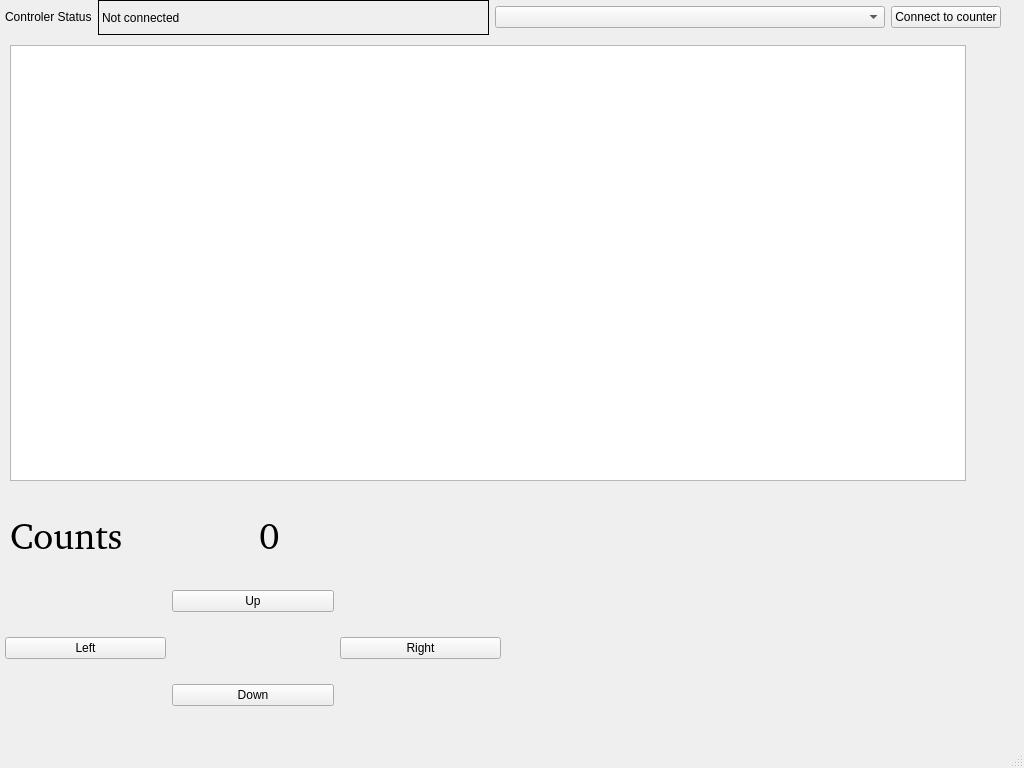
Qt form diamondgui.ui (CQTools/Diamond_scan) before a commit.
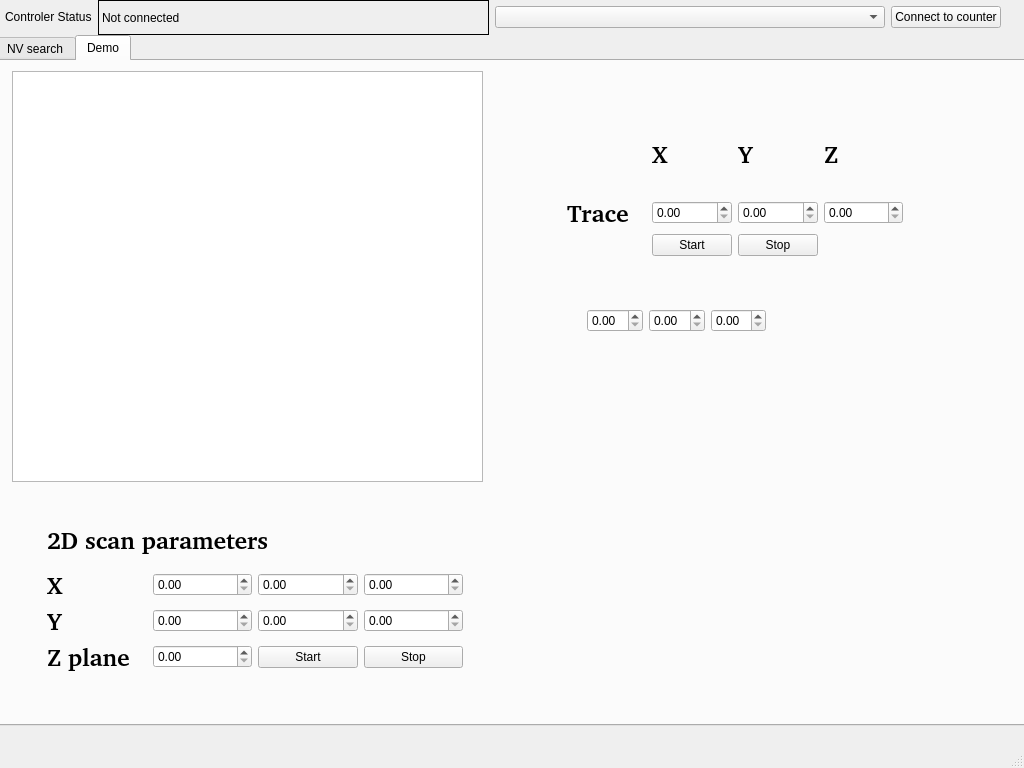
The same form after that commit. The open tabs and pages were chosen to show the change. Custom widgets are drawn as their Qt base class.

Commit message: Added tabbed demo section

```diff
--- a/diamondgui.ui
+++ b/diamondgui.ui
@@ -56,11 +56,37 @@
      </item>
     </layout>
    </widget>
+   <widget class="QTabWidget" name="tabWidget">
+    <property name="geometry">
+     <rect>
+      <x>-5</x>
+      <y>35</y>
+      <width>1031</width>
+      <height>691</height>
+     </rect>
+    </property>
+    <property name="currentIndex">
+     <number>0</number>
+    </property>
+    <widget class="QWidget" name="tab">
+     <attribute name="title">
+      <string>NV search</string>
+     </attribute>
+     <widget class="ImageView" name="imageview">
+      <property name="geometry">
+       <rect>
+        <x>10</x>
+        <y>0</y>
+        <width>956</width>
+        <height>436</height>
+       </rect>
+      </property>
+     </widget>
    <widget class="QWidget" name="gridLayoutWidget">
     <property name="geometry">
      <rect>
-      <x>5</x>
-      <y>580</y>
+        <x>10</x>
+        <y>515</y>
       <width>496</width>
       <height>136</height>
      </rect>
@@ -159,10 +185,10 @@
    <widget class="QWidget" name="horizontalLayoutWidget_2">
     <property name="geometry">
      <rect>
-      <x>10</x>
-      <y>495</y>
-      <width>491</width>
-      <height>80</height>
+        <x>5</x>
+        <y>435</y>
+        <width>981</width>
+        <height>46</height>
      </rect>
     </property>
     <layout class="QHBoxLayout" name="horizontalLayout_6">
@@ -192,17 +218,293 @@
        </property>
       </widget>
      </item>
-    </layout>
-   </widget>
-   <widget class="ImageView" name="imageview">
+       <item>
+        <widget class="QLabel" name="label_optical_freq_5">
+         <property name="font">
+          <font>
+           <family>Noto Sans [unknown]</family>
+           <pointsize>28</pointsize>
+          </font>
+         </property>
+         <property name="text">
+          <string>Max count</string>
+         </property>
+        </widget>
+       </item>
+       <item>
+        <widget class="QLabel" name="label_count_2">
+         <property name="font">
+          <font>
+           <family>Noto Sans [unknown]</family>
+           <pointsize>28</pointsize>
+          </font>
+         </property>
+         <property name="text">
+          <string>0</string>
+         </property>
+        </widget>
+       </item>
+      </layout>
+     </widget>
+     <widget class="QSlider" name="zSlider">
     <property name="geometry">
      <rect>
       <x>10</x>
-      <y>45</y>
-      <width>956</width>
-      <height>436</height>
-     </rect>
-    </property>
+        <y>490</y>
+        <width>411</width>
+        <height>18</height>
+       </rect>
+      </property>
+      <property name="value">
+       <number>50</number>
+      </property>
+      <property name="orientation">
+       <enum>Qt::Horizontal</enum>
+      </property>
+     </widget>
+    </widget>
+    <widget class="QWidget" name="tab_2">
+     <attribute name="title">
+      <string>Demo</string>
+     </attribute>
+     <widget class="MatplotlibWidget" name="plotwidget">
+      <property name="geometry">
+       <rect>
+        <x>15</x>
+        <y>10</y>
+        <width>471</width>
+        <height>411</height>
+       </rect>
+      </property>
+     </widget>
+     <widget class="QWidget" name="verticalLayoutWidget">
+      <property name="geometry">
+       <rect>
+        <x>50</x>
+        <y>455</y>
+        <width>416</width>
+        <height>156</height>
+       </rect>
+      </property>
+      <layout class="QVBoxLayout" name="verticalLayout_4">
+       <item>
+        <widget class="QLabel" name="label_5">
+         <property name="font">
+          <font>
+           <family>Noto Sans [unknown]</family>
+           <pointsize>18</pointsize>
+           <weight>75</weight>
+           <bold>true</bold>
+          </font>
+         </property>
+         <property name="text">
+          <string>2D scan parameters</string>
+         </property>
+        </widget>
+       </item>
+       <item>
+        <layout class="QGridLayout" name="gridLayout_4">
+         <item row="0" column="2">
+          <widget class="QDoubleSpinBox" name="xstopSpinBox"/>
+         </item>
+         <item row="2" column="1">
+          <widget class="QDoubleSpinBox" name="zplaneSpinBox"/>
+         </item>
+         <item row="0" column="1">
+          <widget class="QDoubleSpinBox" name="xstartSpinBox"/>
+         </item>
+         <item row="1" column="2">
+          <widget class="QDoubleSpinBox" name="ystopSpinBox"/>
+         </item>
+         <item row="1" column="1">
+          <widget class="QDoubleSpinBox" name="ystartSpinBox"/>
+         </item>
+         <item row="0" column="3">
+          <widget class="QDoubleSpinBox" name="xstepSpinBox"/>
+         </item>
+         <item row="1" column="3">
+          <widget class="QDoubleSpinBox" name="ystepSpinBox"/>
+         </item>
+         <item row="0" column="0">
+          <widget class="QLabel" name="label">
+           <property name="font">
+            <font>
+             <family>Noto Sans [unknown]</family>
+             <pointsize>18</pointsize>
+             <weight>75</weight>
+             <bold>true</bold>
+            </font>
+           </property>
+           <property name="text">
+            <string>X</string>
+           </property>
+          </widget>
+         </item>
+         <item row="1" column="0">
+          <widget class="QLabel" name="label_2">
+           <property name="font">
+            <font>
+             <family>Noto Sans [unknown]</family>
+             <pointsize>18</pointsize>
+             <weight>75</weight>
+             <bold>true</bold>
+            </font>
+           </property>
+           <property name="text">
+            <string>Y</string>
+           </property>
+          </widget>
+         </item>
+         <item row="2" column="0">
+          <widget class="QLabel" name="label_3">
+           <property name="font">
+            <font>
+             <family>Noto Sans [unknown]</family>
+             <pointsize>18</pointsize>
+             <weight>75</weight>
+             <bold>true</bold>
+            </font>
+           </property>
+           <property name="text">
+            <string>Z plane</string>
+           </property>
+          </widget>
+         </item>
+         <item row="2" column="2">
+          <widget class="QPushButton" name="scanstartbtn">
+           <property name="text">
+            <string>Start</string>
+           </property>
+          </widget>
+         </item>
+         <item row="2" column="3">
+          <widget class="QPushButton" name="scanstopbtn">
+           <property name="text">
+            <string>Stop</string>
+           </property>
+          </widget>
+         </item>
+        </layout>
+       </item>
+      </layout>
+     </widget>
+     <widget class="QWidget" name="gridLayoutWidget_3">
+      <property name="geometry">
+       <rect>
+        <x>570</x>
+        <y>55</y>
+        <width>336</width>
+        <height>140</height>
+       </rect>
+      </property>
+      <layout class="QGridLayout" name="gridLayout_5">
+       <item row="3" column="2">
+        <widget class="QPushButton" name="tracestopbtn">
+         <property name="text">
+          <string>Stop</string>
+         </property>
+        </widget>
+       </item>
+       <item row="0" column="2">
+        <widget class="QLabel" name="label_9">
+         <property name="font">
+          <font>
+           <family>Noto Sans [unknown]</family>
+           <pointsize>18</pointsize>
+           <weight>75</weight>
+           <bold>true</bold>
+          </font>
+         </property>
+         <property name="text">
+          <string>Y</string>
+         </property>
+        </widget>
+       </item>
+       <item row="3" column="1">
+        <widget class="QPushButton" name="tracestartbtn">
+         <property name="text">
+          <string>Start</string>
+         </property>
+        </widget>
+       </item>
+       <item row="1" column="2">
+        <widget class="QDoubleSpinBox" name="ytraceSpinBox"/>
+       </item>
+       <item row="0" column="3">
+        <widget class="QLabel" name="label_10">
+         <property name="font">
+          <font>
+           <family>Noto Sans [unknown]</family>
+           <pointsize>18</pointsize>
+           <weight>75</weight>
+           <bold>true</bold>
+          </font>
+         </property>
+         <property name="text">
+          <string>Z</string>
+         </property>
+        </widget>
+       </item>
+       <item row="1" column="0">
+        <widget class="QLabel" name="label_7">
+         <property name="font">
+          <font>
+           <family>Noto Sans [unknown]</family>
+           <pointsize>18</pointsize>
+           <weight>75</weight>
+           <bold>true</bold>
+          </font>
+         </property>
+         <property name="text">
+          <string>Trace</string>
+         </property>
+        </widget>
+       </item>
+       <item row="0" column="1">
+        <widget class="QLabel" name="label_8">
+         <property name="font">
+          <font>
+           <family>Noto Sans [unknown]</family>
+           <pointsize>18</pointsize>
+           <weight>75</weight>
+           <bold>true</bold>
+          </font>
+         </property>
+         <property name="text">
+          <string>X</string>
+         </property>
+        </widget>
+       </item>
+       <item row="1" column="1">
+        <widget class="QDoubleSpinBox" name="xtraceSpinBox"/>
+       </item>
+       <item row="1" column="3">
+        <widget class="QDoubleSpinBox" name="ztraceSpinBox"/>
+       </item>
+      </layout>
+     </widget>
+     <widget class="QWidget" name="gridLayoutWidget_4">
+      <property name="geometry">
+       <rect>
+        <x>590</x>
+        <y>220</y>
+        <width>179</width>
+        <height>80</height>
+       </rect>
+      </property>
+      <layout class="QGridLayout" name="gridLayout_6">
+       <item row="0" column="0">
+        <widget class="QDoubleSpinBox" name="xgoSpinBox"/>
+       </item>
+       <item row="0" column="1">
+        <widget class="QDoubleSpinBox" name="ygoSpinBox"/>
+       </item>
+       <item row="0" column="2">
+        <widget class="QDoubleSpinBox" name="zgoSpinBox"/>
+       </item>
+      </layout>
+     </widget>
+    </widget>
    </widget>
    <zorder>horizontalLayoutWidget</zorder>
    <zorder>gridLayoutWidget</zorder>
@@ -228,6 +530,11 @@
    <extends>QGraphicsView</extends>
    <header>pyqtgraph</header>
   </customwidget>
+  <customwidget>
+   <class>MatplotlibWidget</class>
+   <extends>QGraphicsView</extends>
+   <header>pyqtgrpah</header>
+  </customwidget>
  </customwidgets>
  <resources/>
  <connections/>
```
Left out of the diff: 4 changed lines with no effect on the pictures. Lines whose indentation alone changed are shown as unchanged.
